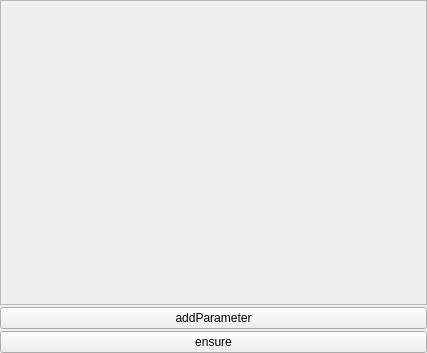
Old version of the form ui/paramenters_form.ui in the repository Snowfly11531/api_get.
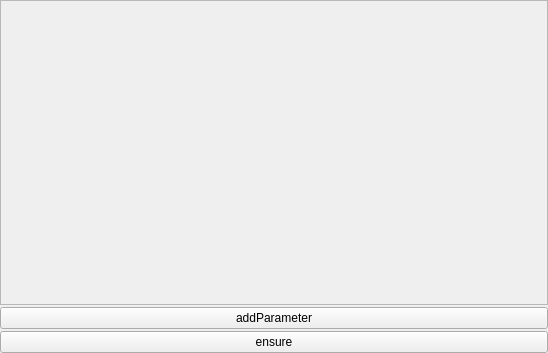
New version of the form.

```diff
--- a/ui/paramenters_form.ui
+++ b/ui/paramenters_form.ui
@@ -6,7 +6,7 @@
    <rect>
     <x>0</x>
     <y>0</y>
-    <width>427</width>
+    <width>548</width>
     <height>353</height>
    </rect>
   </property>
@@ -44,26 +44,11 @@
          <rect>
           <x>0</x>
           <y>0</y>
-          <width>423</width>
+          <width>544</width>
           <height>299</height>
          </rect>
         </property>
         <layout class="QVBoxLayout" name="verticalLayout_4">
-         <property name="spacing">
-          <number>0</number>
-         </property>
-         <property name="leftMargin">
-          <number>5</number>
-         </property>
-         <property name="topMargin">
-          <number>5</number>
-         </property>
-         <property name="rightMargin">
-          <number>5</number>
-         </property>
-         <property name="bottomMargin">
-          <number>5</number>
-         </property>
          <item>
           <layout class="QVBoxLayout" name="verticalLayout_3"/>
          </item>
```
Left out of the diff: 6 changed lines with no effect on the pictures.
